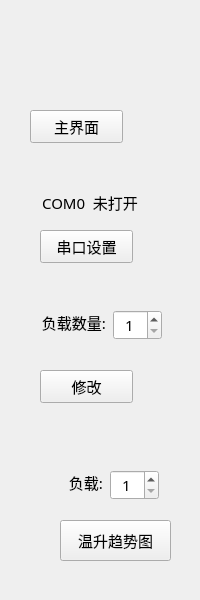
ChinaClever/IDC_TestSystem, file IDC_TestSystem/eload/eload_toolbox/eload_hometoolwid.ui: the form before one commit.
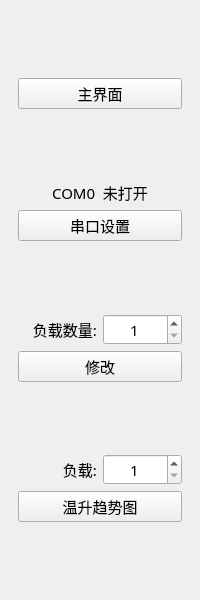
The form after the commit.

```diff
--- a/IDC_TestSystem/eload/eload_toolbox/eload_hometoolwid.ui
+++ b/IDC_TestSystem/eload/eload_toolbox/eload_hometoolwid.ui
@@ -19,28 +19,48 @@
   <property name="windowTitle">
    <string>Form</string>
   </property>
+  <layout class="QVBoxLayout" name="verticalLayout">
+   <property name="leftMargin">
+    <number>18</number>
+   </property>
+   <property name="rightMargin">
+    <number>18</number>
+   </property>
+   <item>
+    <spacer name="verticalSpacer">
+     <property name="orientation">
+      <enum>Qt::Vertical</enum>
+     </property>
+     <property name="sizeHint" stdset="0">
+      <size>
+       <width>20</width>
+       <height>40</height>
+      </size>
+     </property>
+    </spacer>
+   </item>
+   <item>
   <widget class="QPushButton" name="homeBtn">
-   <property name="geometry">
-    <rect>
-     <x>30</x>
-     <y>110</y>
-     <width>93</width>
-     <height>33</height>
-    </rect>
-   </property>
    <property name="text">
     <string>主界面</string>
    </property>
   </widget>
+   </item>
+   <item>
+    <spacer name="verticalSpacer_2">
+     <property name="orientation">
+      <enum>Qt::Vertical</enum>
+     </property>
+     <property name="sizeHint" stdset="0">
+      <size>
+       <width>20</width>
+       <height>40</height>
+      </size>
+     </property>
+    </spacer>
+   </item>
+   <item>
   <widget class="QLabel" name="serialLab">
-   <property name="geometry">
-    <rect>
-     <x>30</x>
-     <y>190</y>
-     <width>120</width>
-     <height>24</height>
-    </rect>
-   </property>
    <property name="text">
     <string>COM0  未打开</string>
    </property>
@@ -48,15 +68,9 @@
     <set>Qt::AlignCenter</set>
    </property>
   </widget>
+   </item>
+   <item>
   <widget class="QPushButton" name="serialBtn">
-   <property name="geometry">
-    <rect>
-     <x>40</x>
-     <y>230</y>
-     <width>93</width>
-     <height>33</height>
-    </rect>
-   </property>
    <property name="minimumSize">
     <size>
      <width>0</width>
@@ -73,15 +87,49 @@
     <string>串口设置</string>
    </property>
   </widget>
+   </item>
+   <item>
+    <spacer name="verticalSpacer_3">
+     <property name="orientation">
+      <enum>Qt::Vertical</enum>
+     </property>
+     <property name="sizeHint" stdset="0">
+      <size>
+       <width>20</width>
+       <height>40</height>
+      </size>
+     </property>
+    </spacer>
+   </item>
+   <item>
+    <layout class="QHBoxLayout" name="horizontalLayout">
+     <item>
+      <widget class="QLabel" name="label_2">
+       <property name="text">
+        <string>负载数量:</string>
+       </property>
+       <property name="alignment">
+        <set>Qt::AlignRight|Qt::AlignTrailing|Qt::AlignVCenter</set>
+       </property>
+      </widget>
+     </item>
+     <item>
+      <widget class="QSpinBox" name="spinBox">
+       <property name="alignment">
+        <set>Qt::AlignCenter</set>
+       </property>
+       <property name="minimum">
+        <number>1</number>
+       </property>
+       <property name="maximum">
+        <number>33</number>
+       </property>
+      </widget>
+     </item>
+    </layout>
+   </item>
+   <item>
   <widget class="QPushButton" name="devNumBtn">
-   <property name="geometry">
-    <rect>
-     <x>40</x>
-     <y>370</y>
-     <width>93</width>
-     <height>33</height>
-    </rect>
-   </property>
    <property name="minimumSize">
     <size>
      <width>0</width>
@@ -98,47 +146,24 @@
     <string>修改</string>
    </property>
   </widget>
-  <widget class="QPushButton" name="temriseBtn">
-   <property name="geometry">
-    <rect>
-     <x>60</x>
-     <y>520</y>
-     <width>111</width>
-     <height>41</height>
-    </rect>
-   </property>
-   <property name="text">
-    <string>温升趋势图</string>
-   </property>
-  </widget>
-  <widget class="QSpinBox" name="temSpinBox">
-   <property name="geometry">
-    <rect>
-     <x>110</x>
-     <y>470</y>
-     <width>49</width>
-     <height>30</height>
-    </rect>
-   </property>
-   <property name="alignment">
-    <set>Qt::AlignCenter</set>
-   </property>
-   <property name="minimum">
-    <number>1</number>
-   </property>
-   <property name="maximum">
-    <number>33</number>
-   </property>
-  </widget>
+   </item>
+   <item>
+    <spacer name="verticalSpacer_4">
+     <property name="orientation">
+      <enum>Qt::Vertical</enum>
+     </property>
+     <property name="sizeHint" stdset="0">
+      <size>
+       <width>20</width>
+       <height>40</height>
+      </size>
+     </property>
+    </spacer>
+   </item>
+   <item>
+    <layout class="QHBoxLayout" name="horizontalLayout_2">
+     <item>
   <widget class="QLabel" name="label_3">
-   <property name="geometry">
-    <rect>
-     <x>27</x>
-     <y>470</y>
-     <width>76</width>
-     <height>24</height>
-    </rect>
-   </property>
    <property name="text">
     <string>负载:</string>
    </property>
@@ -146,15 +171,9 @@
     <set>Qt::AlignRight|Qt::AlignTrailing|Qt::AlignVCenter</set>
    </property>
   </widget>
-  <widget class="QSpinBox" name="spinBox">
-   <property name="geometry">
-    <rect>
-     <x>113</x>
-     <y>310</y>
-     <width>49</width>
-     <height>30</height>
-    </rect>
-   </property>
+     </item>
+     <item>
+      <widget class="QSpinBox" name="temSpinBox">
    <property name="alignment">
     <set>Qt::AlignCenter</set>
    </property>
@@ -165,22 +184,30 @@
     <number>33</number>
    </property>
   </widget>
-  <widget class="QLabel" name="label_2">
-   <property name="geometry">
-    <rect>
-     <x>30</x>
-     <y>310</y>
-     <width>76</width>
-     <height>24</height>
-    </rect>
-   </property>
+     </item>
+    </layout>
+   </item>
+   <item>
+    <widget class="QPushButton" name="temriseBtn">
    <property name="text">
-    <string>负载数量:</string>
-   </property>
-   <property name="alignment">
-    <set>Qt::AlignRight|Qt::AlignTrailing|Qt::AlignVCenter</set>
-   </property>
-  </widget>
+      <string>温升趋势图</string>
+     </property>
+    </widget>
+   </item>
+   <item>
+    <spacer name="verticalSpacer_5">
+     <property name="orientation">
+      <enum>Qt::Vertical</enum>
+     </property>
+     <property name="sizeHint" stdset="0">
+      <size>
+       <width>20</width>
+       <height>40</height>
+      </size>
+     </property>
+    </spacer>
+   </item>
+  </layout>
  </widget>
  <resources/>
  <connections/>
```
Lines whose indentation alone changed are shown as unchanged.
